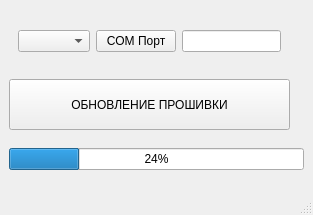
The window that Sender/mainwindow.ui (GlebZigert/CRC32) describes before a commit, drawn with Qt 5.
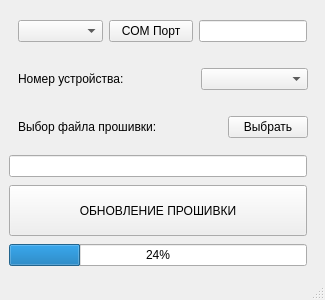
The same window after the commit.

The edit to the form file:
```diff
--- a/Sender/mainwindow.ui
+++ b/Sender/mainwindow.ui
@@ -6,26 +6,26 @@
    <rect>
     <x>0</x>
     <y>0</y>
-    <width>313</width>
-    <height>215</height>
+    <width>325</width>
+    <height>300</height>
    </rect>
   </property>
   <property name="sizePolicy">
-   <sizepolicy hsizetype="Fixed" vsizetype="Fixed">
+   <sizepolicy hsizetype="Fixed" vsizetype="Preferred">
     <horstretch>0</horstretch>
     <verstretch>0</verstretch>
    </sizepolicy>
   </property>
   <property name="minimumSize">
    <size>
-    <width>313</width>
-    <height>215</height>
+    <width>325</width>
+    <height>300</height>
    </size>
   </property>
   <property name="maximumSize">
    <size>
-    <width>313</width>
-    <height>215</height>
+    <width>325</width>
+    <height>300</height>
    </size>
   </property>
   <property name="windowTitle">
@@ -42,20 +42,20 @@
     <item>
      <widget class="QWidget" name="widget" native="true">
       <property name="sizePolicy">
-       <sizepolicy hsizetype="Preferred" vsizetype="Fixed">
+       <sizepolicy hsizetype="Fixed" vsizetype="Fixed">
         <horstretch>0</horstretch>
         <verstretch>0</verstretch>
        </sizepolicy>
       </property>
       <property name="minimumSize">
        <size>
-        <width>281</width>
+        <width>307</width>
         <height>0</height>
        </size>
       </property>
       <property name="maximumSize">
        <size>
-        <width>281</width>
+        <width>307</width>
         <height>16777215</height>
        </size>
       </property>
@@ -71,11 +71,157 @@
         </widget>
        </item>
        <item>
-        <widget class="QLineEdit" name="PortState"/>
+        <widget class="QLineEdit" name="PortState">
+         <property name="sizePolicy">
+          <sizepolicy hsizetype="Fixed" vsizetype="Fixed">
+           <horstretch>0</horstretch>
+           <verstretch>0</verstretch>
+          </sizepolicy>
+         </property>
+        </widget>
        </item>
       </layout>
      </widget>
     </item>
+    <item>
+     <widget class="QWidget" name="" native="true">
+      <property name="sizePolicy">
+       <sizepolicy hsizetype="Fixed" vsizetype="Fixed">
+        <horstretch>0</horstretch>
+        <verstretch>0</verstretch>
+       </sizepolicy>
+      </property>
+      <property name="minimumSize">
+       <size>
+        <width>308</width>
+        <height>0</height>
+       </size>
+      </property>
+      <property name="maximumSize">
+       <size>
+        <width>308</width>
+        <height>16777215</height>
+       </size>
+      </property>
+      <layout class="QHBoxLayout" name="horizontalLayout_2">
+       <item>
+        <widget class="QLabel" name="label">
+         <property name="sizePolicy">
+          <sizepolicy hsizetype="Preferred" vsizetype="Fixed">
+           <horstretch>0</horstretch>
+           <verstretch>0</verstretch>
+          </sizepolicy>
+         </property>
+         <property name="text">
+          <string>Номер устройства:</string>
+         </property>
+        </widget>
+       </item>
+       <item>
+        <spacer name="horizontalSpacer">
+         <property name="orientation">
+          <enum>Qt::Horizontal</enum>
+         </property>
+         <property name="sizeHint" stdset="0">
+          <size>
+           <width>40</width>
+           <height>20</height>
+          </size>
+         </property>
+        </spacer>
+       </item>
+       <item>
+        <widget class="QComboBox" name="dev_num">
+         <property name="sizePolicy">
+          <sizepolicy hsizetype="Fixed" vsizetype="Fixed">
+           <horstretch>0</horstretch>
+           <verstretch>0</verstretch>
+          </sizepolicy>
+         </property>
+         <property name="minimumSize">
+          <size>
+           <width>107</width>
+           <height>0</height>
+          </size>
+         </property>
+         <property name="maximumSize">
+          <size>
+           <width>107</width>
+           <height>16777215</height>
+          </size>
+         </property>
+        </widget>
+       </item>
+      </layout>
+     </widget>
+    </item>
+    <item>
+     <widget class="QWidget" name="" native="true">
+      <property name="sizePolicy">
+       <sizepolicy hsizetype="Fixed" vsizetype="Fixed">
+        <horstretch>0</horstretch>
+        <verstretch>0</verstretch>
+       </sizepolicy>
+      </property>
+      <property name="minimumSize">
+       <size>
+        <width>308</width>
+        <height>0</height>
+       </size>
+      </property>
+      <property name="maximumSize">
+       <size>
+        <width>308</width>
+        <height>16777215</height>
+       </size>
+      </property>
+      <layout class="QHBoxLayout" name="horizontalLayout_3">
+       <item>
+        <widget class="QLabel" name="label_2">
+         <property name="text">
+          <string>Выбор файла прошивки:</string>
+         </property>
+        </widget>
+       </item>
+       <item>
+        <spacer name="horizontalSpacer_2">
+         <property name="orientation">
+          <enum>Qt::Horizontal</enum>
+         </property>
+         <property name="sizeHint" stdset="0">
+          <size>
+           <width>40</width>
+           <height>20</height>
+          </size>
+         </property>
+        </spacer>
+       </item>
+       <item>
+        <widget class="QPushButton" name="open_bin_file">
+         <property name="text">
+          <string>Выбрать</string>
+         </property>
+        </widget>
+       </item>
+      </layout>
+     </widget>
+    </item>
+    <item>
+     <widget class="QLineEdit" name="filepath">
+      <property name="minimumSize">
+       <size>
+        <width>298</width>
+        <height>0</height>
+       </size>
+      </property>
+      <property name="maximumSize">
+       <size>
+        <width>298</width>
+        <height>16777215</height>
+       </size>
+      </property>
+     </widget>
+    </item>
     <item>
      <widget class="QPushButton" name="pushButton">
       <property name="sizePolicy">
@@ -86,13 +232,13 @@
       </property>
       <property name="minimumSize">
        <size>
-        <width>281</width>
+        <width>298</width>
         <height>51</height>
        </size>
       </property>
       <property name="maximumSize">
        <size>
-        <width>51</width>
+        <width>298</width>
         <height>16777215</height>
        </size>
       </property>
@@ -103,6 +249,18 @@
     </item>
     <item>
      <widget class="QProgressBar" name="progressBar">
+      <property name="minimumSize">
+       <size>
+        <width>298</width>
+        <height>0</height>
+       </size>
+      </property>
+      <property name="maximumSize">
+       <size>
+        <width>298</width>
+        <height>16777215</height>
+       </size>
+      </property>
       <property name="value">
        <number>24</number>
       </property>
```
Left out of the diff: 2 changed lines with no effect on the pictures.
